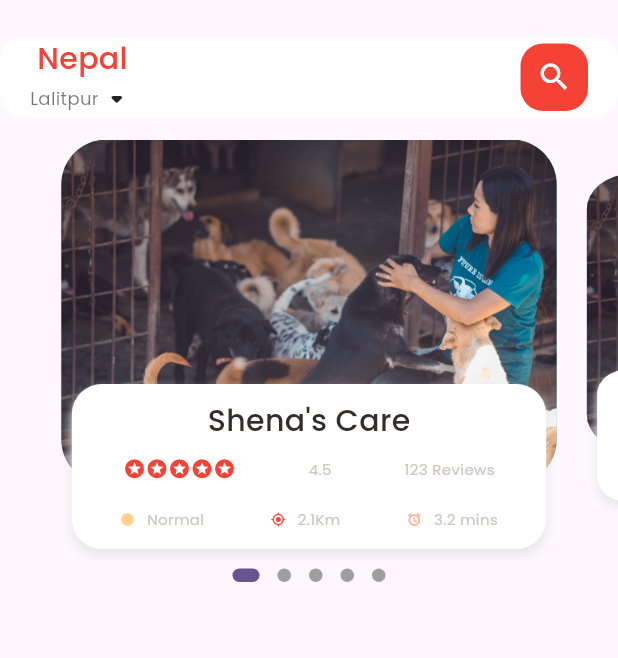
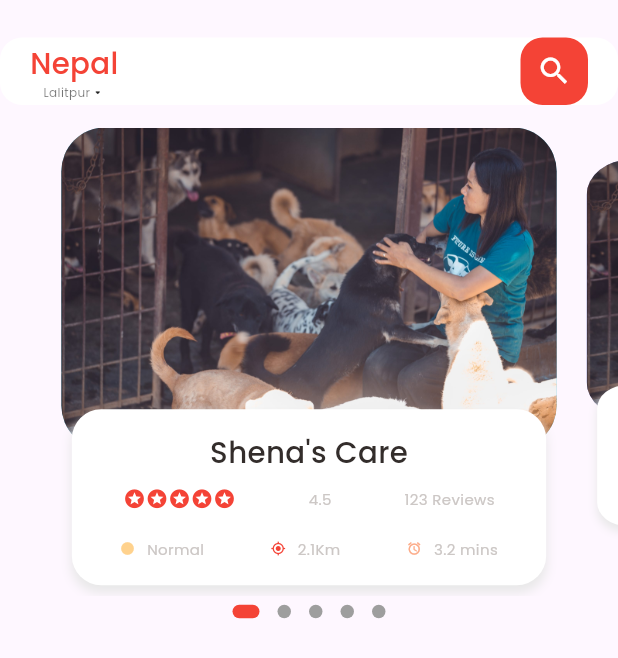
Before and after one commit to Rayal-Khatri/Flutter, a Flutter app: the screen it shows after launch, on a phone screen of 412 x 824 dp. Shown: the top 658 px of the screen. Run offline on Flutter 3.47's test engine with Material 2 defaults, Android fonts, the phone set to English and light mode, and no system bars; drawn by our look-alikes of dots_indicator; our stand-ins replace get.

Commit message:
Dynamic Dimensions

```diff
--- a/my_app/lib/Home/Pets_to_adopt.dart
+++ b/my_app/lib/Home/Pets_to_adopt.dart
@@ -1,5 +1,6 @@
 import 'package:flutter/material.dart';
 import 'package:my_app/Utils/Colors.dart';
+import 'package:my_app/Utils/dimentions.dart';
 import 'package:my_app/Widgets/Big_texts.dart';
 import 'package:dots_indicator/dots_indicator.dart';
 import 'package:my_app/Widgets/Icon_Text.dart';
@@ -16,7 +17,7 @@ class _PetAdoptChoicesState extends State<PetAdoptChoices> {
   PageController pageController = PageController(viewportFraction: 0.85);
   var _currPageValue = 0.0;
   double _scaleFactor = 0.8;
-  double _height = 230;
+  double _height = Dimensions.pageViewContainer;
 
   @override
   void initState() {
@@ -39,7 +40,7 @@ class _PetAdoptChoicesState extends State<PetAdoptChoices> {
       children: [
         Container(
           // color: Colors.red,
-          height: 280,
+          height: Dimensions.pageView,
           child: PageView.builder(
               controller: pageController,
               itemCount: 5,
@@ -52,6 +53,7 @@ class _PetAdoptChoicesState extends State<PetAdoptChoices> {
           position: _currPageValue,
           decorator: DotsDecorator(
             size: const Size.square(9.0),
+            activeColor: AppColors.mainColor,
             activeSize: const Size(18.0, 9.0),
             activeShape: RoundedRectangleBorder(
                 borderRadius: BorderRadius.circular(5.0)),
@@ -89,10 +91,10 @@ class _PetAdoptChoicesState extends State<PetAdoptChoices> {
         transform: matrix,
         child: Stack(children: [
           Container(
-            height: 230,
+            height: Dimensions.pageViewContainer,
             margin: EdgeInsets.only(left: 10, right: 10),
             decoration: BoxDecoration(
-              borderRadius: BorderRadius.circular(30),
+              borderRadius: BorderRadius.circular(Dimensions.height30),
               color: index.isEven ? Color(0xFF69c5df) : Color(0xFF9294cc),
               image: DecorationImage(
                   fit: BoxFit.cover,
@@ -102,10 +104,10 @@ class _PetAdoptChoicesState extends State<PetAdoptChoices> {
           Align(
             alignment: Alignment.bottomCenter,
             child: Container(
-              height: 110,
+              height: Dimensions.pageViewTextContainer,
               margin: EdgeInsets.only(left: 17, right: 17, bottom: 7),
               decoration: BoxDecoration(
-                  borderRadius: BorderRadius.circular(20),
+                  borderRadius: BorderRadius.circular(Dimensions.height20),
                   color: Colors.white,
                   boxShadow: [
                     BoxShadow(
@@ -115,10 +117,11 @@ class _PetAdoptChoicesState extends State<PetAdoptChoices> {
                     ),
                   ]),
               child: Container(
-                padding: EdgeInsets.only(top: 10, left: 10, right: 10),
+                padding: EdgeInsets.only(
+                    top: Dimensions.height15, left: 10, right: 10),
                 child: Column(children: [
                   BigText(text: "Shena's Care"),
-                  SizedBox(height: 10),
+                  SizedBox(height: Dimensions.height10),
                   Row(
                     mainAxisAlignment: MainAxisAlignment.spaceAround,
                     children: [
@@ -135,7 +138,7 @@ class _PetAdoptChoicesState extends State<PetAdoptChoices> {
                       SmallText(text: "123 Reviews"),
                     ],
                   ),
-                  SizedBox(height: 20),
+                  SizedBox(height: Dimensions.height20),
                   Row(
                     mainAxisAlignment: MainAxisAlignment.spaceAround,
                     children: [
--- a/my_app/lib/Home/home.dart
+++ b/my_app/lib/Home/home.dart
@@ -1,6 +1,7 @@
 import 'package:flutter/material.dart';
 import 'package:my_app/Home/Pets_to_adopt.dart';
 import 'package:my_app/Utils/Colors.dart';
+import 'package:my_app/Utils/dimentions.dart';
 import 'package:my_app/Widgets/Big_texts.dart';
 import 'package:my_app/Widgets/Small_texts.dart';
 
@@ -22,7 +23,8 @@ class _MainPetPageState extends State<MainPetPage> {
               margin: EdgeInsets.only(top: 25, bottom: 15),
               padding: EdgeInsets.only(left: 20, right: 20),
               decoration: BoxDecoration(
-                  color: Colors.white, borderRadius: BorderRadius.circular(15)),
+                  color: Colors.white,
+                  borderRadius: BorderRadius.circular(Dimensions.height15)),
               child: Row(
                 mainAxisAlignment: MainAxisAlignment.spaceBetween,
                 children: [
@@ -37,9 +39,12 @@ class _MainPetPageState extends State<MainPetPage> {
                           SmallText(
                             text: "Lalitpur",
                             color: Colors.black54,
-                            size: 12,
+                            size: 8,
                           ),
-                          Icon(Icons.arrow_drop_down_rounded)
+                          Icon(
+                            Icons.arrow_drop_down_rounded,
+                            size: 10,
+                          )
                         ],
                       ),
                     ],
@@ -53,7 +58,7 @@ class _MainPetPageState extends State<MainPetPage> {
                       color: Colors.white,
                     ),
                     decoration: BoxDecoration(
-                      borderRadius: BorderRadius.circular(15),
+                      borderRadius: BorderRadius.circular(Dimensions.height15),
                       color: AppColors.mainColor,
                     ),
                   ))
--- /dev/null
+++ b/my_app/lib/Utils/dimentions.dart
@@ -0,0 +1,14 @@
+import 'package:get/get.dart';
+
+class Dimensions {
+  static double screenHeight = Get.context!.height;
+  static double screenWidth = Get.context!.height;
+
+  static double pageView = screenHeight / 2.64;
+  static double pageViewContainer = screenHeight / 3.84;
+  static double pageViewTextContainer = screenHeight / 7.03;
+  static double height10 = screenHeight / 84.4;
+  static double height15 = screenHeight / 56.27;
+  static double height20 = screenHeight / 42.2;
+  static double height30 = screenHeight / 28.13;
+}
--- a/my_app/lib/Widgets/Big_texts.dart
+++ b/my_app/lib/Widgets/Big_texts.dart
@@ -1,4 +1,5 @@
 import 'package:flutter/material.dart';
+import 'package:my_app/Utils/dimentions.dart';
 
 class BigText extends StatelessWidget {
   Color? color;
@@ -9,7 +10,7 @@ class BigText extends StatelessWidget {
       {Key? key,
       this.color = const Color(0xFF332d2b),
       required this.text,
-      this.size = 20,
+      this.size = 0,
       this.overFlow = TextOverflow.ellipsis})
       : super(key: key);
 
@@ -21,7 +22,7 @@ class BigText extends StatelessWidget {
       overflow: overFlow,
       style: TextStyle(
         color: color,
-        fontSize: size,
+        fontSize: size == 0 ? Dimensions.height20 : size,
         fontWeight: FontWeight.w500,
         fontFamily: 'Poppins',
       ),
--- a/my_app/lib/main.dart
+++ b/my_app/lib/main.dart
@@ -1,5 +1,6 @@
 import 'package:flutter/material.dart';
 import 'package:my_app/Home/home.dart';
+import 'package:get/get.dart';
 
 void main() {
   runApp(const MyApp());
@@ -11,7 +12,7 @@ class MyApp extends StatelessWidget {
   // This widget is the root of your application.
   @override
   Widget build(BuildContext context) {
-    return MaterialApp(
+    return GetMaterialApp(
       debugShowCheckedModeBanner: false,
       title: 'Passenger Counter',
       theme: ThemeData(
--- a/my_app/pubspec.yaml
+++ b/my_app/pubspec.yaml
@@ -30,6 +30,7 @@ environment:
 dependencies:
   flutter:
     sdk: flutter
+  get: ^4.1.4
   dots_indicator: ^2.1.1
 
 
```
Also changed, not shown: my_app/pubspec.lock.
